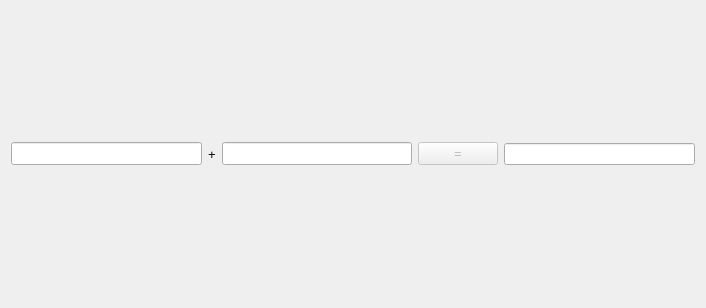
dongchao612/TeduQt, file Day03/01_calculatorDialog/calculatordialog.ui: the form before one commit.
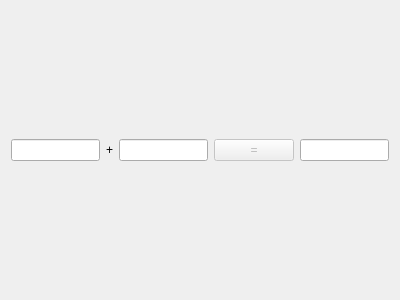
The form after the commit.

```diff
--- a/Day03/01_calculatorDialog/calculatordialog.ui
+++ b/Day03/01_calculatorDialog/calculatordialog.ui
@@ -2,55 +2,36 @@
 <ui version="4.0">
  <class>CalculatorDialog</class>
  <widget class="QDialog" name="CalculatorDialog">
-  <property name="enabled">
-   <bool>true</bool>
-  </property>
   <property name="geometry">
    <rect>
     <x>0</x>
     <y>0</y>
-    <width>706</width>
-    <height>308</height>
+    <width>400</width>
+    <height>300</height>
    </rect>
   </property>
-  <property name="font">
-   <font>
-    <pointsize>10</pointsize>
-   </font>
-  </property>
   <property name="windowTitle">
    <string>计算器</string>
   </property>
   <layout class="QHBoxLayout" name="horizontalLayout">
    <item>
-    <widget class="QLineEdit" name="m_editX">
-     <property name="enabled">
-      <bool>true</bool>
-     </property>
-     <property name="alignment">
-      <set>Qt::AlignCenter</set>
-     </property>
-    </widget>
+    <widget class="QLineEdit" name="lineEdit_left"/>
    </item>
    <item>
     <widget class="QLabel" name="m_label">
      <property name="text">
       <string>+</string>
      </property>
-    </widget>
-   </item>
-   <item>
-    <widget class="QLineEdit" name="m_editY">
-     <property name="enabled">
-      <bool>true</bool>
-     </property>
      <property name="alignment">
-      <set>Qt::AlignCenter</set>
+      <set>Qt::AlignmentFlag::AlignCenter</set>
      </property>
     </widget>
    </item>
    <item>
-    <widget class="QPushButton" name="m_button">
+    <widget class="QLineEdit" name="lineEdit_right"/>
+   </item>
+   <item>
+    <widget class="QPushButton" name="pushButton_equ">
      <property name="enabled">
       <bool>false</bool>
      </property>
@@ -60,18 +41,7 @@
     </widget>
    </item>
    <item>
-    <widget class="QLineEdit" name="m_editZ">
-     <property name="enabled">
-      <bool>true</bool>
-     </property>
-     <property name="font">
-      <font>
-       <pointsize>9</pointsize>
-      </font>
-     </property>
-     <property name="alignment">
-      <set>Qt::AlignCenter</set>
-     </property>
+    <widget class="QLineEdit" name="lineEdit_result">
      <property name="readOnly">
       <bool>true</bool>
      </property>
```
Left out of the diff: 4 changed lines with no effect on the pictures.
